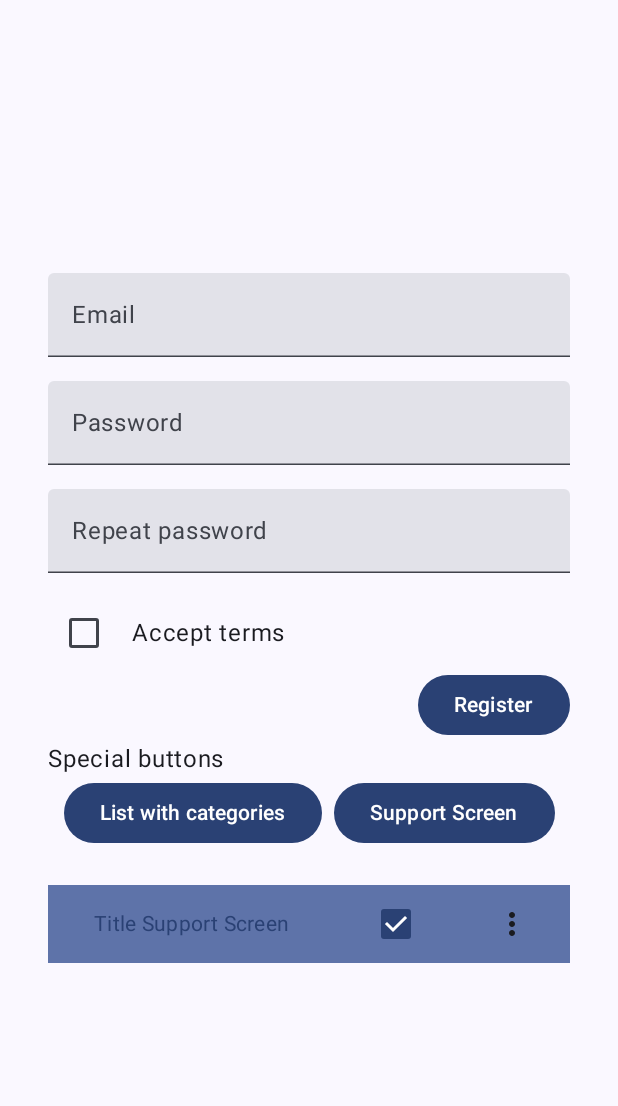
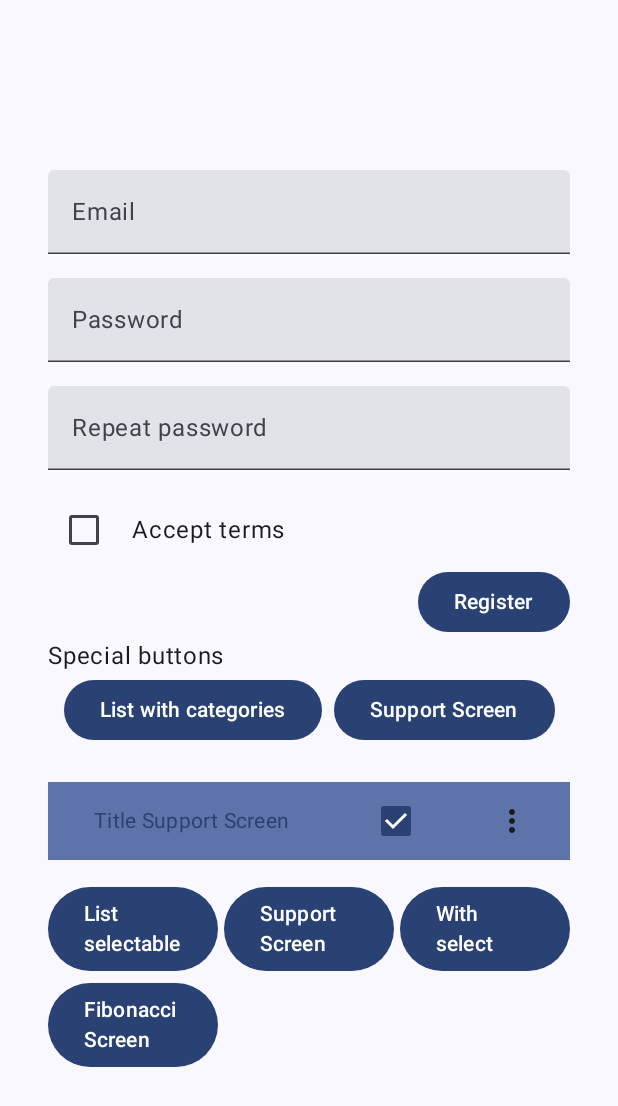
Before and after one commit to pavelfire/ValidateForm, an Android app built with Jetpack Compose: the screen it shows after launch (MainActivity), on a phone screen of 412 x 824 dp. Shown: the top 1106 px of the screen. Run offline under Robolectric (Android 15) with nearby library versions, the phone set to English and light mode, and no system bars.

Commit message:
calculate Fibonacci

```diff
--- a/app/src/main/java/com/vk/directop/validateform/presentation/Navigation.kt
+++ b/app/src/main/java/com/vk/directop/validateform/presentation/Navigation.kt
@@ -6,6 +6,7 @@ import androidx.navigation.compose.composable
 import androidx.navigation.compose.rememberNavController
 import com.vk.directop.validateform.data.Category
 import com.vk.directop.validateform.data.names
+import com.vk.directop.validateform.presentation.fibonacci.FibonacciScreen
 
 @Composable
 fun Navigation() {
@@ -35,5 +36,8 @@ fun Navigation() {
             }
             SupportScreen(namesList)
         }
+        composable(route = Screen.FibonacciScreen.route){
+            FibonacciScreen()
+        }
     }
 }
--- a/app/src/main/java/com/vk/directop/validateform/presentation/Registration.kt
+++ b/app/src/main/java/com/vk/directop/validateform/presentation/Registration.kt
@@ -11,6 +11,8 @@ import androidx.compose.foundation.layout.fillMaxWidth
 import androidx.compose.foundation.layout.height
 import androidx.compose.foundation.layout.padding
 import androidx.compose.foundation.layout.width
+import androidx.compose.foundation.lazy.grid.GridCells
+import androidx.compose.foundation.lazy.grid.LazyVerticalGrid
 import androidx.compose.foundation.text.KeyboardOptions
 import androidx.compose.material.icons.Icons
 import androidx.compose.material.icons.filled.MoreVert
@@ -64,6 +66,10 @@ fun Registration(
 
                 MainViewModel.ValidationEvent.GoToSupportScreen -> {
                     navController.navigate(Screen.SupportScreen.route)
+                }
+
+                MainViewModel.ValidationEvent.GoToFibonacciScreen ->{
+                    navController.navigate(Screen.FibonacciScreen.route)
                 }
             }
         }
@@ -213,6 +219,49 @@ fun Registration(
                 Icon(Icons.Default.MoreVert, null)
             }
         }
+        Spacer(modifier = Modifier.height(18.dp))
+        LazyVerticalGrid(
+            columns = GridCells.Fixed(3),
+            verticalArrangement = Arrangement.spacedBy(8.dp),
+            horizontalArrangement = Arrangement.spacedBy(4.dp),
+        ) {
+            item {
+                Button(
+                    onClick = {
+                        viewModel.onEvent(RegistrationFormEvent.CategorizedList)
+                    },
+                ) {
+                    Text(text = "List selectable")
+                }
+            }
+            item {
+                Button(
+                    onClick = {
+                        viewModel.onEvent(RegistrationFormEvent.GoToSupportScreen)
+                    },
+                ) {
+                    Text(text = "Support Screen")
+                }
+            }
+            item {
+                Button(
+                    onClick = {
+                        viewModel.onEvent(RegistrationFormEvent.CategorizedList)
+                    },
+                ) {
+                    Text(text = "With select")
+                }
+            }
+            item {
+                Button(
+                    onClick = {
+                        viewModel.onEvent(RegistrationFormEvent.GoToFibonacciScreen)
+                    },
+                ) {
+                    Text(text = "Fibonacci Screen")
+                }
+            }
+        }
+    }
 
-    }
 }
--- a/app/src/main/java/com/vk/directop/validateform/presentation/RegistrationFormEvent.kt
+++ b/app/src/main/java/com/vk/directop/validateform/presentation/RegistrationFormEvent.kt
@@ -10,4 +10,5 @@ sealed class RegistrationFormEvent{
 
     object CategorizedList: RegistrationFormEvent()
     object GoToSupportScreen: RegistrationFormEvent()
+    object GoToFibonacciScreen: RegistrationFormEvent()
 }
--- a/app/src/main/java/com/vk/directop/validateform/presentation/Screen.kt
+++ b/app/src/main/java/com/vk/directop/validateform/presentation/Screen.kt
@@ -4,6 +4,7 @@ sealed class Screen(val route: String) {
     object RegistrationScreen : Screen("registration_screen")
     object LazyColumnScreen : Screen("lazy_column_screen")
     object SupportScreen : Screen("support_screen")
+    object FibonacciScreen : Screen("fibonacci_screen")
 
     fun withArgs(vararg args: String): String {
         return buildString {
--- a/app/src/main/java/com/vk/directop/validateform/presentation/SupportScreen.kt
+++ b/app/src/main/java/com/vk/directop/validateform/presentation/SupportScreen.kt
@@ -30,5 +30,9 @@ fun SupportScreen(
                 .padding(16.dp)
         )
         TrackItem()
+        TrackItem(
+            artistName = "Frank Reyes",
+            trackName = "Mujer de las mil batallas"
+        )
     }
 }
```
Also changed, not shown: app/src/main/java/com/vk/directop/validateform/MainViewModel.kt (+7 -0 lines), app/src/main/java/com/vk/directop/validateform/presentation/components/TrackItem.kt (+6 -3 lines), app/src/main/java/com/vk/directop/validateform/presentation/fibonacci/Fibo.kt (added, +13 -0 lines), app/src/main/java/com/vk/directop/validateform/presentation/fibonacci/FibonacciEvent.kt (added, +8 -0 lines), app/src/main/java/com/vk/directop/validateform/presentation/fibonacci/FibonacciScreen.kt (added, +90 -0 lines), app/src/main/java/com/vk/directop/validateform/presentation/fibonacci/FibonacciState.kt (added, +7 -0 lines), app/src/main/java/com/vk/directop/validateform/presentation/fibonacci/FibonacciViewModel.kt (added, +52 -0 lines).
